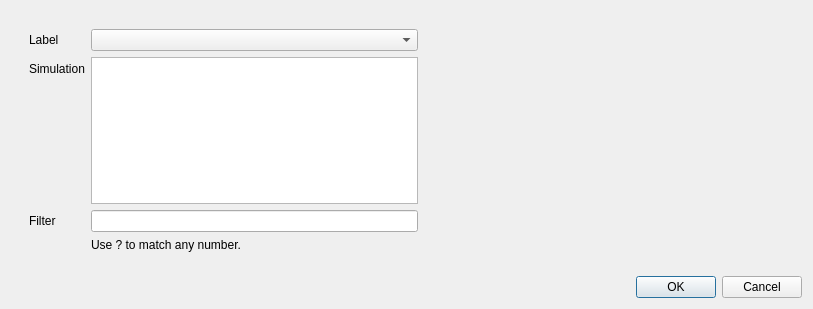
Above: BrowseSimulations.ui from danlipsa/foamvis before the change. Below: the same form after it.
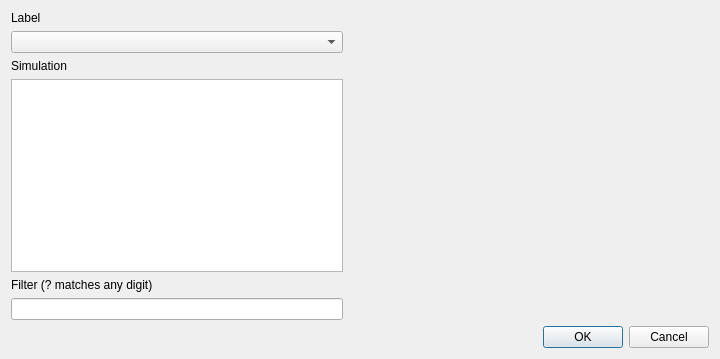
That is the form after the change. Custom widgets are drawn as their Qt base class.

```diff
--- a/BrowseSimulations.ui
+++ b/BrowseSimulations.ui
@@ -6,8 +6,8 @@
    <rect>
     <x>0</x>
     <y>0</y>
-    <width>813</width>
-    <height>309</height>
+    <width>720</width>
+    <height>359</height>
    </rect>
   </property>
   <property name="windowTitle">
@@ -17,46 +17,45 @@
    <item>
     <widget class="QWidget" name="widget_3" native="true">
      <layout class="QHBoxLayout" name="horizontalLayout_2">
+      <property name="margin">
+       <number>0</number>
+      </property>
       <item>
        <widget class="QWidget" name="widget_2" native="true">
-        <layout class="QFormLayout" name="formLayout">
-         <item row="1" column="0">
+        <layout class="QVBoxLayout" name="verticalLayout">
+         <property name="margin">
+          <number>0</number>
+         </property>
+         <item>
+          <widget class="QLabel" name="label_3">
+           <property name="text">
+            <string>Label</string>
+           </property>
+          </widget>
+         </item>
+         <item>
+          <widget class="QComboBox" name="comboBoxLabel"/>
+         </item>
+         <item>
           <widget class="QLabel" name="label">
            <property name="text">
             <string>Simulation</string>
            </property>
           </widget>
          </item>
-         <item row="1" column="1">
+         <item>
           <widget class="ListViewChange" name="listViewSimulation"/>
          </item>
-         <item row="2" column="0">
+         <item>
           <widget class="QLabel" name="label_2">
            <property name="text">
-            <string>Filter</string>
+            <string>Filter (? matches any digit)</string>
            </property>
           </widget>
          </item>
-         <item row="2" column="1">
+         <item>
           <widget class="QLineEdit" name="lineEditFilter"/>
          </item>
-         <item row="0" column="0">
-          <widget class="QLabel" name="label_3">
-           <property name="text">
-            <string>Label</string>
-           </property>
-          </widget>
-         </item>
-         <item row="0" column="1">
-          <widget class="QComboBox" name="comboBoxLabel"/>
-         </item>
-         <item row="3" column="1">
-          <widget class="QLabel" name="label_4">
-           <property name="text">
-            <string>Use ? to match any number.</string>
-           </property>
-          </widget>
-         </item>
         </layout>
        </widget>
       </item>
```
